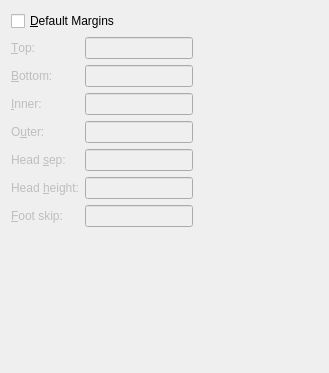
Above: src/frontends/qt4/ui/MarginsUi.ui from cburschka/lyx before the change. Below: the same form after it.
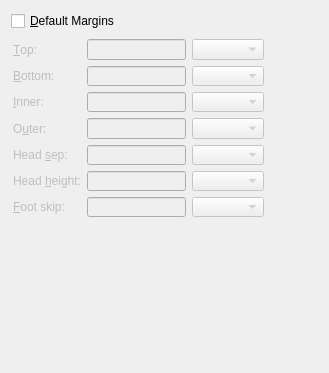
That is the form after the change. Custom widgets are drawn as their Qt base class.

Commit message: Fix bug 3364: http://bugzilla.lyx.org/show_bug.cgi?id=3364

Diff of the .ui file:
```diff
--- a/src/frontends/qt4/ui/MarginsUi.ui
+++ b/src/frontends/qt4/ui/MarginsUi.ui
@@ -15,15 +15,15 @@
   <property name="windowTitle" >
    <string/>
   </property>
-  <layout class="QGridLayout" >
-   <property name="margin" >
-    <number>11</number>
-   </property>
-   <property name="spacing" >
-    <number>6</number>
-   </property>
-   <item row="0" column="0" >
     <widget class="QCheckBox" name="marginCB" >
+   <property name="geometry" >
+    <rect>
+     <x>11</x>
+     <y>12</y>
+     <width>257</width>
+     <height>18</height>
+    </rect>
+   </property>
      <property name="toolTip" >
       <string>Use the margin settings provided by the document class</string>
      </property>
@@ -31,69 +31,63 @@
       <string>&amp;Default Margins</string>
      </property>
     </widget>
-   </item>
-   <item row="1" column="1" >
-    <spacer>
-     <property name="orientation" >
-      <enum>Qt::Horizontal</enum>
-     </property>
-     <property name="sizeType" >
-      <enum>QSizePolicy::Expanding</enum>
-     </property>
-     <property name="sizeHint" >
-      <size>
-       <width>20</width>
-       <height>20</height>
-      </size>
-     </property>
-    </spacer>
-   </item>
-   <item row="2" column="0" >
-    <spacer>
-     <property name="orientation" >
-      <enum>Qt::Vertical</enum>
-     </property>
-     <property name="sizeType" >
-      <enum>QSizePolicy::Expanding</enum>
-     </property>
-     <property name="sizeHint" >
-      <size>
-       <width>20</width>
-       <height>20</height>
-      </size>
-     </property>
-    </spacer>
+  <widget class="QWidget" name="" >
+   <property name="geometry" >
+    <rect>
+     <x>13</x>
+     <y>39</y>
+     <width>251</width>
+     <height>178</height>
+    </rect>
+   </property>
+   <layout class="QGridLayout" >
+    <property name="margin" >
+     <number>0</number>
+    </property>
+    <property name="spacing" >
+     <number>6</number>
+    </property>
+    <item row="5" column="0" >
+     <widget class="QLabel" name="headheightL" >
+      <property name="enabled" >
+       <bool>false</bool>
+      </property>
+      <property name="text" >
+       <string>Head &amp;height:</string>
+      </property>
+      <property name="buddy" >
+       <cstring>headheightLE</cstring>
+      </property>
+     </widget>
+    </item>
+    <item row="1" column="2" >
+     <widget class="LengthCombo" name="bottomUnit" >
+      <property name="enabled" >
+       <bool>false</bool>
+      </property>
+     </widget>
+    </item>
+    <item row="5" column="2" >
+     <widget class="LengthCombo" name="headheightUnit" >
+      <property name="enabled" >
+       <bool>false</bool>
+      </property>
+     </widget>
+    </item>
+    <item row="4" column="0" >
+     <widget class="QLabel" name="headsepL" >
+      <property name="enabled" >
+       <bool>false</bool>
+      </property>
+      <property name="text" >
+       <string>Head &amp;sep:</string>
+      </property>
+      <property name="buddy" >
+       <cstring>headsepLE</cstring>
+      </property>
+     </widget>
    </item>
    <item row="1" column="0" >
-    <layout class="QHBoxLayout" >
-     <property name="margin" >
-      <number>0</number>
-     </property>
-     <property name="spacing" >
-      <number>6</number>
-     </property>
-     <item>
-      <layout class="QVBoxLayout" >
-       <property name="margin" >
-        <number>0</number>
-       </property>
-       <property name="spacing" >
-        <number>6</number>
-       </property>
-       <item>
-        <widget class="QLabel" name="topL" >
-         <property name="enabled" >
-          <bool>false</bool>
-         </property>
-         <property name="text" >
-          <string>&amp;Top:</string>
-         </property>
-         <property name="buddy" >
-          <cstring>topLE</cstring>
-         </property>
-        </widget>
-       </item>
-       <item>
         <widget class="QLabel" name="bottomL" >
          <property name="enabled" >
           <bool>false</bool>
@@ -106,7 +100,72 @@
          </property>
         </widget>
        </item>
-       <item>
+    <item row="3" column="2" >
+     <widget class="LengthCombo" name="outerUnit" >
+      <property name="enabled" >
+       <bool>false</bool>
+      </property>
+     </widget>
+    </item>
+    <item row="0" column="2" >
+     <widget class="LengthCombo" name="topUnit" >
+      <property name="enabled" >
+       <bool>false</bool>
+      </property>
+     </widget>
+    </item>
+    <item row="4" column="1" >
+     <widget class="QLineEdit" name="headsepLE" >
+      <property name="enabled" >
+       <bool>false</bool>
+      </property>
+     </widget>
+    </item>
+    <item row="1" column="1" >
+     <widget class="QLineEdit" name="bottomLE" >
+      <property name="enabled" >
+       <bool>false</bool>
+      </property>
+      <property name="text" >
+       <string/>
+      </property>
+     </widget>
+    </item>
+    <item row="0" column="0" >
+     <widget class="QLabel" name="topL" >
+      <property name="enabled" >
+       <bool>false</bool>
+      </property>
+      <property name="text" >
+       <string>&amp;Top:</string>
+      </property>
+      <property name="buddy" >
+       <cstring>topLE</cstring>
+      </property>
+     </widget>
+    </item>
+    <item row="6" column="1" >
+     <widget class="QLineEdit" name="footskipLE" >
+      <property name="enabled" >
+       <bool>false</bool>
+      </property>
+     </widget>
+    </item>
+    <item row="2" column="1" >
+     <widget class="QLineEdit" name="innerLE" >
+      <property name="enabled" >
+       <bool>false</bool>
+      </property>
+     </widget>
+    </item>
+    <item row="0" column="1" >
+     <widget class="QLineEdit" name="topLE" >
+      <property name="enabled" >
+       <bool>false</bool>
+      </property>
+     </widget>
+    </item>
+    <item row="2" column="0" >
         <widget class="QLabel" name="innerL" >
          <property name="enabled" >
           <bool>false</bool>
@@ -119,46 +178,21 @@
          </property>
         </widget>
        </item>
-       <item>
-        <widget class="QLabel" name="outerL" >
+    <item row="2" column="2" >
+     <widget class="LengthCombo" name="innerUnit" >
          <property name="enabled" >
           <bool>false</bool>
          </property>
-         <property name="text" >
-          <string>O&amp;uter:</string>
-         </property>
-         <property name="buddy" >
-          <cstring>outerLE</cstring>
-         </property>
-        </widget>
-       </item>
-       <item>
-        <widget class="QLabel" name="headsepL" >
+     </widget>
+    </item>
+    <item row="4" column="2" >
+     <widget class="LengthCombo" name="headsepUnit" >
          <property name="enabled" >
           <bool>false</bool>
          </property>
-         <property name="text" >
-          <string>Head &amp;sep:</string>
-         </property>
-         <property name="buddy" >
-          <cstring>headsepLE</cstring>
-         </property>
-        </widget>
-       </item>
-       <item>
-        <widget class="QLabel" name="headheightL" >
-         <property name="enabled" >
-          <bool>false</bool>
-         </property>
-         <property name="text" >
-          <string>Head &amp;height:</string>
-         </property>
-         <property name="buddy" >
-          <cstring>headheightLE</cstring>
-         </property>
-        </widget>
-       </item>
-       <item>
+     </widget>
+    </item>
+    <item row="6" column="0" >
         <widget class="QLabel" name="footskipL" >
          <property name="enabled" >
           <bool>false</bool>
@@ -171,141 +205,47 @@
          </property>
         </widget>
        </item>
-      </layout>
-     </item>
-     <item>
-      <layout class="QVBoxLayout" >
-       <property name="margin" >
-        <number>0</number>
-       </property>
-       <property name="spacing" >
-        <number>6</number>
-       </property>
-       <item>
-        <widget class="QLineEdit" name="topLE" >
+    <item row="6" column="2" >
+     <widget class="LengthCombo" name="footskipUnit" >
          <property name="enabled" >
           <bool>false</bool>
          </property>
         </widget>
        </item>
-       <item>
-        <widget class="QLineEdit" name="bottomLE" >
+    <item row="3" column="0" >
+     <widget class="QLabel" name="outerL" >
          <property name="enabled" >
           <bool>false</bool>
          </property>
          <property name="text" >
-          <string/>
-         </property>
-        </widget>
-       </item>
-       <item>
-        <widget class="QLineEdit" name="innerLE" >
-         <property name="enabled" >
-          <bool>false</bool>
+       <string>O&amp;uter:</string>
+      </property>
+      <property name="buddy" >
+       <cstring>outerLE</cstring>
          </property>
         </widget>
        </item>
-       <item>
+    <item row="3" column="1" >
         <widget class="QLineEdit" name="outerLE" >
          <property name="enabled" >
           <bool>false</bool>
          </property>
         </widget>
        </item>
-       <item>
-        <widget class="QLineEdit" name="headsepLE" >
-         <property name="enabled" >
-          <bool>false</bool>
-         </property>
-        </widget>
-       </item>
-       <item>
+    <item row="5" column="1" >
         <widget class="QLineEdit" name="headheightLE" >
          <property name="enabled" >
           <bool>false</bool>
          </property>
         </widget>
        </item>
-       <item>
-        <widget class="QLineEdit" name="footskipLE" >
-         <property name="enabled" >
-          <bool>false</bool>
-         </property>
-        </widget>
-       </item>
-      </layout>
-     </item>
-     <item>
-      <layout class="QVBoxLayout" >
-       <property name="margin" >
-        <number>0</number>
-       </property>
-       <property name="spacing" >
-        <number>6</number>
-       </property>
-       <item>
-        <widget class="LengthCombo" name="topUnit" >
-         <property name="enabled" >
-          <bool>false</bool>
-         </property>
-        </widget>
-       </item>
-       <item>
-        <widget class="LengthCombo" name="bottomUnit" >
-         <property name="enabled" >
-          <bool>false</bool>
-         </property>
-        </widget>
-       </item>
-       <item>
-        <widget class="LengthCombo" name="innerUnit" >
-         <property name="enabled" >
-          <bool>false</bool>
-         </property>
-        </widget>
-       </item>
-       <item>
-        <widget class="LengthCombo" name="outerUnit" >
-         <property name="enabled" >
-          <bool>false</bool>
-         </property>
-        </widget>
-       </item>
-       <item>
-        <widget class="LengthCombo" name="headsepUnit" >
-         <property name="enabled" >
-          <bool>false</bool>
-         </property>
-        </widget>
-       </item>
-       <item>
-        <widget class="LengthCombo" name="headheightUnit" >
-         <property name="enabled" >
-          <bool>false</bool>
-         </property>
-        </widget>
-       </item>
-       <item>
-        <widget class="LengthCombo" name="footskipUnit" >
-         <property name="enabled" >
-          <bool>false</bool>
-         </property>
-        </widget>
-       </item>
-      </layout>
-     </item>
-    </layout>
-   </item>
-  </layout>
- </widget>
- <pixmapfunction></pixmapfunction>
- <includes>
-  <include location="local" >qt_helpers.h</include>
- </includes>
+   </layout>
+  </widget>
+ </widget>
  <customwidgets>
   <customwidget>
    <class>LengthCombo</class>
-   <extends></extends>
+   <extends>QComboBox</extends>
    <header>lengthcombo.h</header>
    <container>0</container>
    <pixmap></pixmap>
```
Left out of the diff: 8 changed lines with no effect on the pictures. Lines whose indentation alone changed are shown as unchanged.
